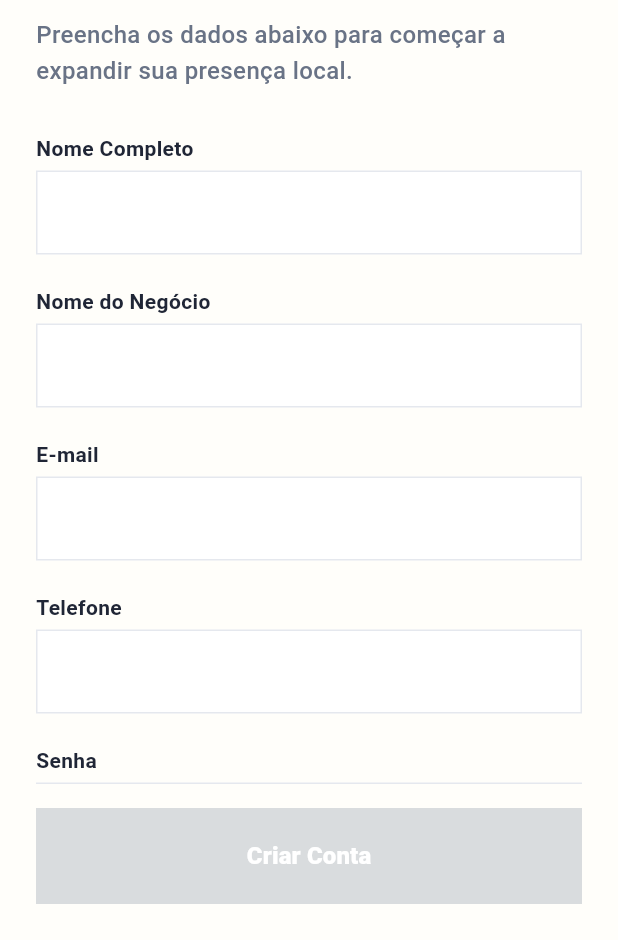
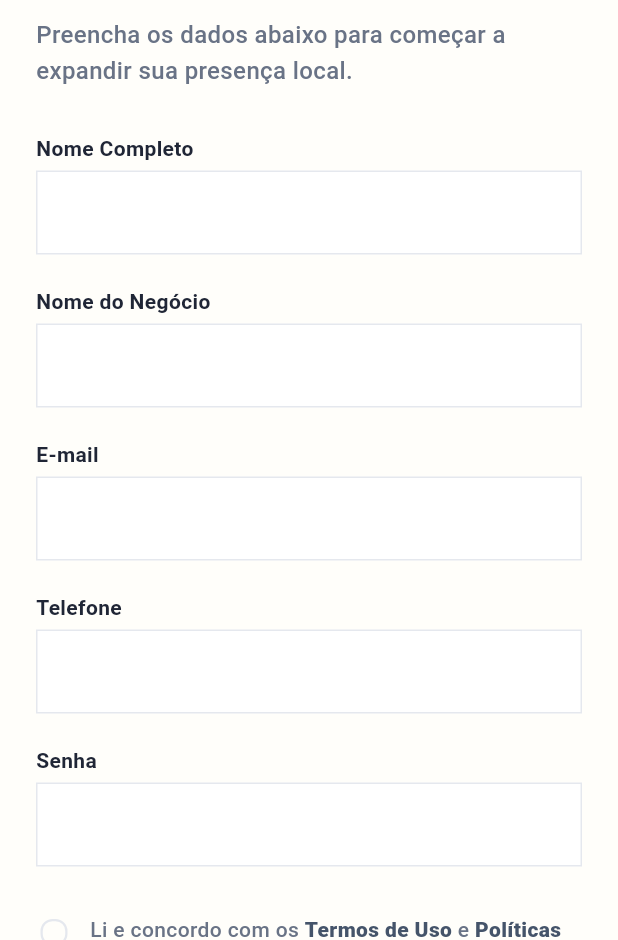
Before and after one commit to KaioVinicios/LocalBiz, a Flutter app: the RegisterPage screen opened by its route, on a phone screen of 412 x 824 dp, the part 296-1236 px from its top. Run offline on Flutter 3.47's test engine with Material 3 defaults, Android fonts, the phone set to English and light mode, and no system bars; our stand-ins replace flutter_svg, google_fonts, web; missing offline and left inert: dart:js_interop.

Commit message:
fix: corrigir exibicao do cadastro web

```diff
--- a/localbiz/lib/features/auth/presentation/screens/register_page.dart
+++ b/localbiz/lib/features/auth/presentation/screens/register_page.dart
@@ -20,19 +20,15 @@ class _RegisterPageState extends State<RegisterPage> {
   Widget build(BuildContext context) {
     return Scaffold(
       backgroundColor: AppColors.surface,
-
       appBar: AppBar(
         backgroundColor: AppColors.surface,
         elevation: 0,
         centerTitle: true,
         automaticallyImplyLeading: false,
-
         title: Padding(
           padding: const EdgeInsets.only(top: AppSpacing.sm),
-
           child: Text(
             "LocalBiz",
-
             style: TextStyle(
               color: AppColors.textSecondary,
               fontWeight: FontWeight.w900,
@@ -40,7 +36,6 @@ class _RegisterPageState extends State<RegisterPage> {
             ),
           ),
         ),
-
         actions: [
           Padding(
             padding: const EdgeInsets.only(
@@ -57,41 +52,28 @@ class _RegisterPageState extends State<RegisterPage> {
           ),
         ],
       ),
-
       body: SafeArea(
+        child: SingleChildScrollView(
+          primary: false,
+          keyboardDismissBehavior: ScrollViewKeyboardDismissBehavior.onDrag,
+          padding: const EdgeInsets.symmetric(
+            horizontal: AppSpacing.md,
+            vertical: AppSpacing.sm,
+          ),
           child: Center(
             child: ConstrainedBox(
               constraints: const BoxConstraints(
                 maxWidth: AppSizes.webFlowMaxWidth,
               ),
-            child: Padding(
-              padding: const EdgeInsets.symmetric(horizontal: AppSpacing.md),
-              child: Column(
-                children: [
-                  Expanded(
-                    child: SingleChildScrollView(
-                      primary: false,
-                      keyboardDismissBehavior:
-                          ScrollViewKeyboardDismissBehavior.onDrag,
-
-                      padding: const EdgeInsets.symmetric(
-                        vertical: AppSpacing.sm,
-                      ),
-
               child: Column(
                 crossAxisAlignment: CrossAxisAlignment.stretch,
-
                 children: [
                   const SizedBox(height: AppSpacing.sm),
-
-                          // BACK BUTTON
                   InkWell(
-                            onTap: () =>
-                                Navigator.of(context).pushNamedAndRemoveUntil(
+                    onTap: () => Navigator.of(context).pushNamedAndRemoveUntil(
                       AppRoute.login.path,
                       (route) => false,
                     ),
-
                     child: Row(
                       mainAxisSize: MainAxisSize.min,
                       children: const [
@@ -100,9 +82,7 @@ class _RegisterPageState extends State<RegisterPage> {
                           size: 18,
                           color: AppColors.backText,
                         ),
-
                         SizedBox(width: AppSpacing.xs),
-
                         Text(
                           "VOLTAR PARA LOGIN",
                           style: AppTextStyles.backButton,
@@ -110,13 +90,9 @@ class _RegisterPageState extends State<RegisterPage> {
                       ],
                     ),
                   ),
-
                   const SizedBox(height: AppSpacing.sm),
-
-                          // TITLE
                   const Text(
                     "Crie sua conta\nno LocalBiz",
-
                     style: TextStyle(
                       color: AppColors.textPrimary,
                       fontSize: 30,
@@ -124,14 +100,10 @@ class _RegisterPageState extends State<RegisterPage> {
                       height: 1.15,
                     ),
                   ),
-
                   const SizedBox(height: 12),
-
-                          // DESCRIPTION
                   const Text(
                     "Preencha os dados abaixo para começar "
                     "a expandir sua presença local.",
-
                     style: TextStyle(
                       color: AppColors.textSecondary,
                       fontSize: AppSpacing.sm,
@@ -139,108 +111,60 @@ class _RegisterPageState extends State<RegisterPage> {
                       height: 1.5,
                     ),
                   ),
-
                   const SizedBox(height: AppSpacing.lg),
-
-                          // NAME
                   Text(
                     "Nome Completo",
-                            style: AppTextStyles.fieldLabel.copyWith(
-                              fontSize: 14,
+                    style: AppTextStyles.fieldLabel.copyWith(fontSize: 14),
                   ),
-                          ),
-
                   const SizedBox(height: AppSpacing.xs),
-
                   const AppOutlinedTextField(),
-
                   const SizedBox(height: AppSpacing.sm),
-
-                          // BUSINESS
                   Text(
                     "Nome do Negócio",
-                            style: AppTextStyles.fieldLabel.copyWith(
-                              fontSize: 14,
+                    style: AppTextStyles.fieldLabel.copyWith(fontSize: 14),
                   ),
-                          ),
-
                   const SizedBox(height: AppSpacing.xs),
-
                   const AppOutlinedTextField(),
-
                   const SizedBox(height: AppSpacing.sm),
-
-                          // EMAIL
                   Text(
                     "E-mail",
-                            style: AppTextStyles.fieldLabel.copyWith(
-                              fontSize: 14,
+                    style: AppTextStyles.fieldLabel.copyWith(fontSize: 14),
                   ),
-                          ),
-
                   const SizedBox(height: AppSpacing.xs),
-
                   const AppOutlinedTextField(
                     keyboardType: TextInputType.emailAddress,
                   ),
-
                   const SizedBox(height: AppSpacing.sm),
-
-                          // PHONE
                   Text(
                     "Telefone",
-                            style: AppTextStyles.fieldLabel.copyWith(
-                              fontSize: 14,
+                    style: AppTextStyles.fieldLabel.copyWith(fontSize: 14),
                   ),
-                          ),
-
                   const SizedBox(height: AppSpacing.xs),
-
-                          const AppOutlinedTextField(
-                            keyboardType: TextInputType.phone,
-                          ),
-
+                  const AppOutlinedTextField(keyboardType: TextInputType.phone),
                   const SizedBox(height: AppSpacing.sm),
-
-                          // PASSWORD
                   Text(
                     "Senha",
-                            style: AppTextStyles.fieldLabel.copyWith(
-                              fontSize: 14,
+                    style: AppTextStyles.fieldLabel.copyWith(fontSize: 14),
                   ),
-                          ),
-
                   const SizedBox(height: AppSpacing.xs),
-
                   const AppOutlinedTextField(obscureText: true),
-
                   const SizedBox(height: AppSpacing.md),
-
-                          // TERMS
                   Row(
                     crossAxisAlignment: CrossAxisAlignment.start,
-
                     children: [
                       SizedBox(
                         width: 24,
                         height: 24,
-
                         child: Checkbox(
                           value: _acceptedTerms,
-
                           side: const BorderSide(
                             color: AppColors.divider,
                             width: 1.5,
                           ),
-
                           shape: RoundedRectangleBorder(
-                                    borderRadius: BorderRadius.circular(
-                                      AppRadii.sm,
+                            borderRadius: BorderRadius.circular(AppRadii.sm),
                           ),
-                                  ),
-
                           activeColor: AppColors.blue,
-
                           onChanged: (value) {
                             setState(() {
                               _acceptedTerms = value ?? false;
@@ -248,47 +172,38 @@ class _RegisterPageState extends State<RegisterPage> {
                           },
                         ),
                       ),
-
                       const SizedBox(width: 12),
-
                       const Expanded(
                         child: Text.rich(
                           TextSpan(
                             text: "Li e concordo com os ",
-
                             style: TextStyle(
                               color: AppColors.textSecondary,
                               fontSize: 14,
                               fontWeight: FontWeight.w500,
                               height: 1.5,
                             ),
-
                             children: [
                               TextSpan(
                                 text: "Termos de Uso",
-
                                 style: TextStyle(
                                   color: AppColors.backText,
                                   fontWeight: FontWeight.w800,
                                   fontSize: 14,
                                 ),
                               ),
-
                               TextSpan(
                                 text: " e ",
                                 style: TextStyle(fontSize: 14),
                               ),
-
                               TextSpan(
                                 text: "Políticas ",
-
                                 style: TextStyle(
                                   color: AppColors.backText,
                                   fontWeight: FontWeight.w800,
                                   fontSize: 14,
                                 ),
                               ),
-
                               TextSpan(
                                 text: "de Privacidade",
                                 style: TextStyle(fontSize: 14),
@@ -299,21 +214,10 @@ class _RegisterPageState extends State<RegisterPage> {
                       ),
                     ],
                   ),
-
                   const SizedBox(height: AppSpacing.lg),
-                        ],
-                      ),
-                    ),
-                  ),
-                  Padding(
-                    padding: const EdgeInsets.only(
-                      top: AppSpacing.sm,
-                      bottom: AppSpacing.md,
-                    ),
-                    child: SizedBox(
+                  SizedBox(
                     width: double.infinity,
                     height: AppSizes.primaryButtonHeight,
-
                     child: ElevatedButton(
                       onPressed: _acceptedTerms
                           ? () {
@@ -323,18 +227,16 @@ class _RegisterPageState extends State<RegisterPage> {
                               );
                             }
                           : null,
-
                       style: ElevatedButton.styleFrom(
                         elevation: 0,
                         backgroundColor: AppColors.blue,
-                          disabledBackgroundColor: AppColors.textMuted
-                              .withValues(alpha: 0.4),
-
+                        disabledBackgroundColor: AppColors.textMuted.withValues(
+                          alpha: 0.4,
+                        ),
                         shape: const RoundedRectangleBorder(
                           borderRadius: BorderRadius.zero,
                         ),
                       ),
-
                       child: Text(
                         "Criar Conta",
                         style: AppTextStyles.primaryButton.copyWith(
@@ -344,7 +246,7 @@ class _RegisterPageState extends State<RegisterPage> {
                       ),
                     ),
                   ),
-                  ),
+                  const SizedBox(height: AppSpacing.md),
                 ],
               ),
             ),
```
Also changed, not shown: 1 other file. Lines whose indentation alone changed are shown as unchanged.
